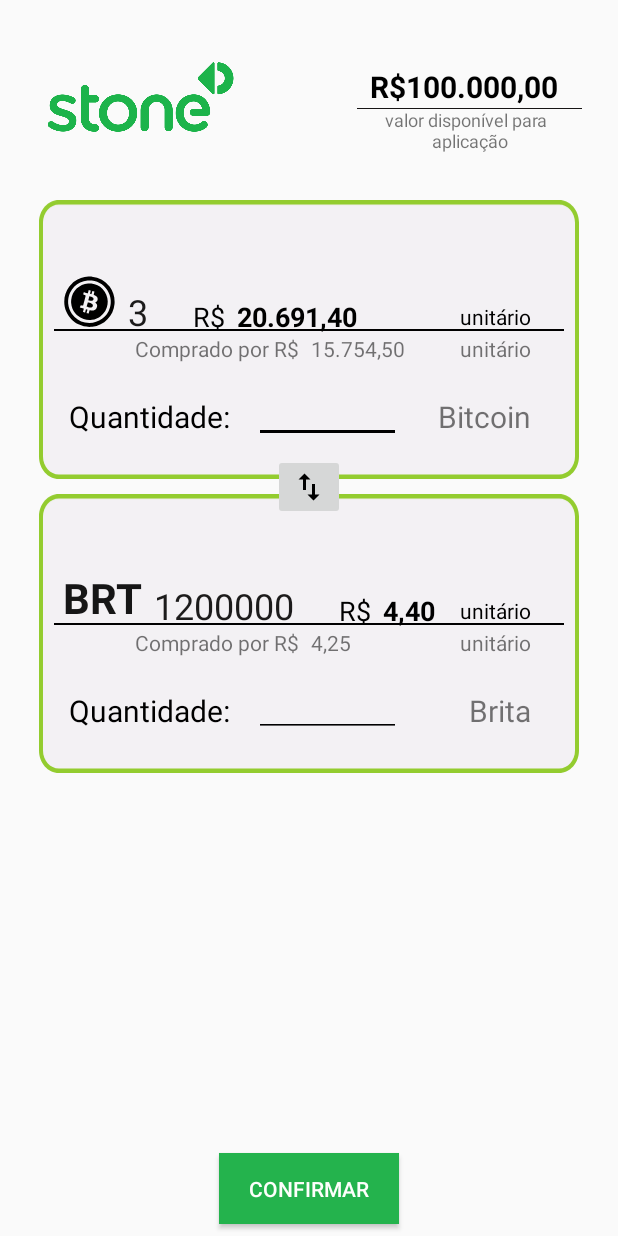
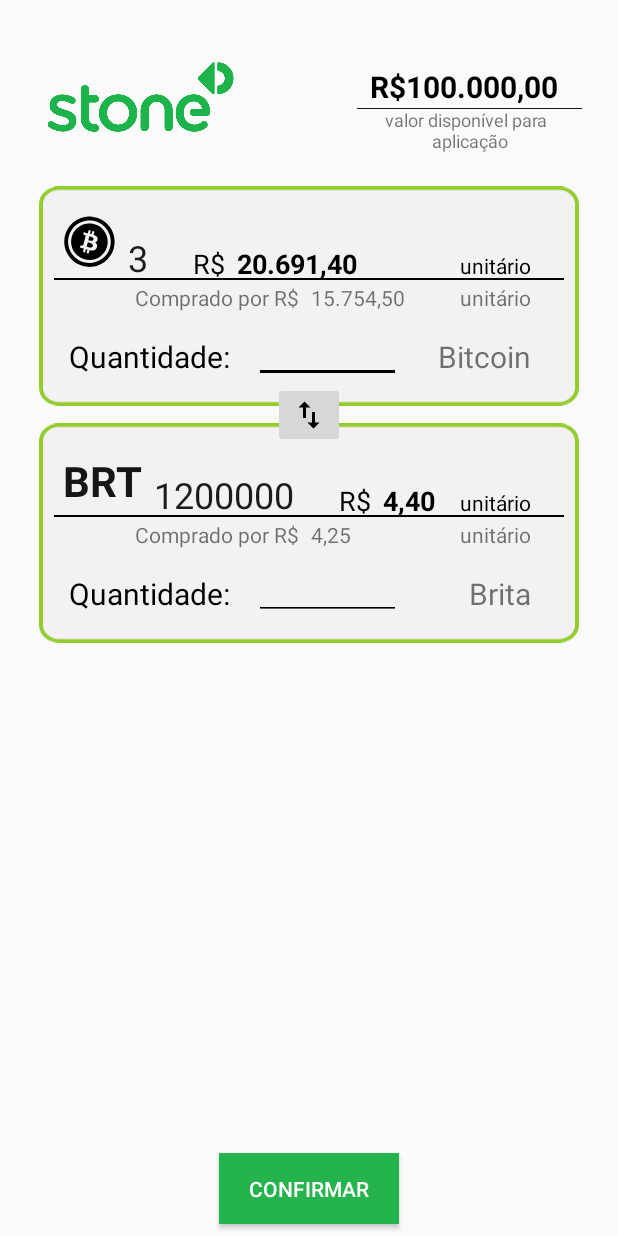
Before and after one commit to pkleiz/Wallet-Stone, an Android app: the layout fragment_trocar.xml on its own in the app's theme, with its tools: preview values and no code run, on a phone screen of 412 x 824 dp. Run offline under Robolectric (Android 15) with nearby library versions, the phone set to English and light mode, and no system bars.

Commit message:
Adicionado banco de dados SQLITE, além de melhorias no Layout

```diff
--- a/app/src/main/res/layout/fragment_inicio.xml
+++ b/app/src/main/res/layout/fragment_inicio.xml
@@ -148,13 +148,15 @@
         android:layout_height="332dp"
         android:layout_marginStart="8dp"
         android:layout_marginLeft="8dp"
-        android:layout_marginTop="40dp"
+        android:layout_marginTop="8dp"
         android:layout_marginEnd="8dp"
         android:layout_marginRight="8dp"
+        android:layout_marginBottom="8dp"
         android:contentDescription="TODO"
+        app:layout_constraintBottom_toBottomOf="parent"
         app:layout_constraintEnd_toEndOf="parent"
         app:layout_constraintStart_toStartOf="parent"
-        app:layout_constraintTop_toTopOf="@+id/guideline4"
+        app:layout_constraintTop_toTopOf="parent"
         app:srcCompat="@drawable/ic_circulo" />
 
     <ImageView
--- a/app/src/main/res/layout/fragment_trocar.xml
+++ b/app/src/main/res/layout/fragment_trocar.xml
@@ -83,18 +83,18 @@ tools:context=".Fragments.TrocarFragment">
     <ImageView
         android:id="@+id/trocar_retanguloBitcoin"
         android:layout_width="360dp"
-        android:layout_height="186dp"
-        android:layout_marginTop="20dp"
+        android:layout_height="148dp"
+        android:layout_marginTop="10dp"
         app:layout_constraintEnd_toEndOf="parent"
         app:layout_constraintStart_toStartOf="parent"
         app:layout_constraintTop_toBottomOf="@+id/trocar_logoStone"
-        app:srcCompat="@drawable/ic_retangulo_vender" />
+        app:srcCompat="@drawable/ic_retangulo_fundo" />
 
     <ImageView
         android:id="@+id/trocar_linhaBitcoin"
         android:layout_width="340dp"
         android:layout_height="5dp"
-        android:layout_marginTop="84dp"
+        android:layout_marginTop="60dp"
         android:contentDescription="TODO"
         android:tint="#00858383"
         app:layout_constraintEnd_toEndOf="@+id/trocar_retanguloBitcoin"
@@ -119,7 +119,7 @@ tools:context=".Fragments.TrocarFragment">
         android:layout_height="35dp"
         android:layout_marginStart="16dp"
         android:layout_marginLeft="16dp"
-        android:layout_marginTop="50dp"
+        android:layout_marginTop="20dp"
         app:layout_constraintStart_toStartOf="@+id/trocar_retanguloBitcoin"
         app:layout_constraintTop_toTopOf="@+id/trocar_retanguloBitcoin"
         app:srcCompat="@drawable/ic_bitcoin" />
@@ -130,7 +130,7 @@ tools:context=".Fragments.TrocarFragment">
         android:layout_height="wrap_content"
         android:layout_marginStart="8dp"
         android:layout_marginLeft="8dp"
-        android:layout_marginTop="58dp"
+        android:layout_marginTop="32dp"
         android:text="3"
         android:textColor="#F8161515"
         android:textSize="24sp"
@@ -143,7 +143,7 @@ tools:context=".Fragments.TrocarFragment">
         android:layout_height="wrap_content"
         android:layout_marginStart="30dp"
         android:layout_marginLeft="30dp"
-        android:layout_marginTop="65dp"
+        android:layout_marginTop="40dp"
         android:text="@string/money"
         android:textColor="@android:color/black"
         android:textSize="18sp"
@@ -164,7 +164,7 @@ tools:context=".Fragments.TrocarFragment">
         android:id="@+id/trocar_unitarioBitcoin"
         android:layout_width="wrap_content"
         android:layout_height="wrap_content"
-        android:layout_marginTop="68dp"
+        android:layout_marginTop="44dp"
         android:layout_marginEnd="32dp"
         android:layout_marginRight="32dp"
         android:text="@string/unitario"
@@ -178,7 +178,7 @@ tools:context=".Fragments.TrocarFragment">
         android:layout_height="wrap_content"
         android:layout_marginStart="20dp"
         android:layout_marginLeft="20dp"
-        android:layout_marginBottom="28dp"
+        android:layout_marginBottom="20dp"
         android:text="@string/quantidade"
         android:textColor="@android:color/black"
         android:textSize="20sp"
@@ -191,7 +191,7 @@ tools:context=".Fragments.TrocarFragment">
         android:layout_height="wrap_content"
         android:layout_marginStart="16dp"
         android:layout_marginLeft="16dp"
-        android:layout_marginBottom="24dp"
+        android:layout_marginBottom="16dp"
         android:backgroundTint="@android:color/black"
         android:ems="10"
         android:inputType="numberDecimal"
@@ -205,7 +205,7 @@ tools:context=".Fragments.TrocarFragment">
         android:layout_height="wrap_content"
         android:layout_marginEnd="32dp"
         android:layout_marginRight="32dp"
-        android:layout_marginBottom="28dp"
+        android:layout_marginBottom="20dp"
         android:text="Bitcoin"
         android:textSize="20sp"
         app:layout_constraintBottom_toBottomOf="@+id/trocar_retanguloBitcoin"
@@ -217,7 +217,7 @@ tools:context=".Fragments.TrocarFragment">
         android:layout_height="wrap_content"
         android:layout_marginStart="8dp"
         android:layout_marginLeft="8dp"
-        android:layout_marginTop="65dp"
+        android:layout_marginTop="40dp"
         android:text="20.691,40"
         android:textColor="@android:color/black"
         android:textSize="18sp"
@@ -238,18 +238,18 @@ tools:context=".Fragments.TrocarFragment">
     <ImageView
         android:id="@+id/trocar_retanguloBrita"
         android:layout_width="360dp"
-        android:layout_height="186dp"
+        android:layout_height="148dp"
         android:layout_marginTop="10dp"
         app:layout_constraintEnd_toEndOf="parent"
         app:layout_constraintStart_toStartOf="parent"
         app:layout_constraintTop_toBottomOf="@+id/trocar_retanguloBitcoin"
-        app:srcCompat="@drawable/ic_retangulo_vender" />
+        app:srcCompat="@drawable/ic_retangulo_fundo" />
 
     <ImageView
         android:id="@+id/trocar_linhaBrita"
         android:layout_width="340dp"
         android:layout_height="5dp"
-        android:layout_marginTop="84dp"
+        android:layout_marginTop="60dp"
         android:contentDescription="TODO"
         android:tint="#00858383"
         app:layout_constraintEnd_toEndOf="@+id/trocar_retanguloBrita"
@@ -274,7 +274,7 @@ tools:context=".Fragments.TrocarFragment">
         android:layout_height="wrap_content"
         android:layout_marginStart="8dp"
         android:layout_marginLeft="8dp"
-        android:layout_marginTop="58dp"
+        android:layout_marginTop="32dp"
         android:text="1200000"
         android:textColor="#F8161515"
         android:textSize="24sp"
@@ -287,7 +287,7 @@ tools:context=".Fragments.TrocarFragment">
         android:layout_height="wrap_content"
         android:layout_marginStart="30dp"
         android:layout_marginLeft="30dp"
-        android:layout_marginTop="65dp"
+        android:layout_marginTop="40dp"
         android:text="@string/money"
         android:textColor="@android:color/black"
         android:textSize="18sp"
@@ -308,7 +308,7 @@ tools:context=".Fragments.TrocarFragment">
         android:id="@+id/trocar_unitarioBrita"
         android:layout_width="wrap_content"
         android:layout_height="wrap_content"
-        android:layout_marginTop="68dp"
+        android:layout_marginTop="44dp"
         android:layout_marginEnd="32dp"
         android:layout_marginRight="32dp"
         android:text="@string/unitario"
@@ -322,7 +322,7 @@ tools:context=".Fragments.TrocarFragment">
         android:layout_height="wrap_content"
         android:layout_marginStart="20dp"
         android:layout_marginLeft="20dp"
-        android:layout_marginBottom="28dp"
+        android:layout_marginBottom="20dp"
         android:text="@string/quantidade"
         android:textColor="@android:color/black"
         android:textSize="20sp"
@@ -335,7 +335,7 @@ tools:context=".Fragments.TrocarFragment">
         android:layout_height="wrap_content"
         android:layout_marginStart="16dp"
         android:layout_marginLeft="16dp"
-        android:layout_marginBottom="24dp"
+        android:layout_marginBottom="16dp"
         android:backgroundTint="@android:color/black"
         android:ems="10"
         android:inputType="numberDecimal"
@@ -349,7 +349,7 @@ tools:context=".Fragments.TrocarFragment">
         android:layout_height="wrap_content"
         android:layout_marginEnd="32dp"
         android:layout_marginRight="32dp"
-        android:layout_marginBottom="28dp"
+        android:layout_marginBottom="20dp"
         android:text="Brita"
         android:textSize="20sp"
         app:layout_constraintBottom_toBottomOf="@+id/trocar_retanguloBrita"
@@ -361,7 +361,7 @@ tools:context=".Fragments.TrocarFragment">
         android:layout_height="wrap_content"
         android:layout_marginStart="8dp"
         android:layout_marginLeft="8dp"
-        android:layout_marginTop="65dp"
+        android:layout_marginTop="40dp"
         android:text="4,40"
         android:textColor="@android:color/black"
         android:textSize="18sp"
@@ -385,7 +385,7 @@ tools:context=".Fragments.TrocarFragment">
         android:layout_height="wrap_content"
         android:layout_marginStart="16dp"
         android:layout_marginLeft="16dp"
-        android:layout_marginTop="50dp"
+        android:layout_marginTop="20dp"
         android:shadowColor="#00070707"
         android:text="@string/brita"
         android:textColor="#161616"
```
Also changed, not shown: app/src/main/java/com/pedrokleiz/walletstone/Helper/DbHelper.java (added, +42 -0 lines), app/src/main/res/layout/fragment_comprar.xml (+21 -21 lines), app/src/main/res/layout/fragment_vender.xml (+23 -23 lines).
